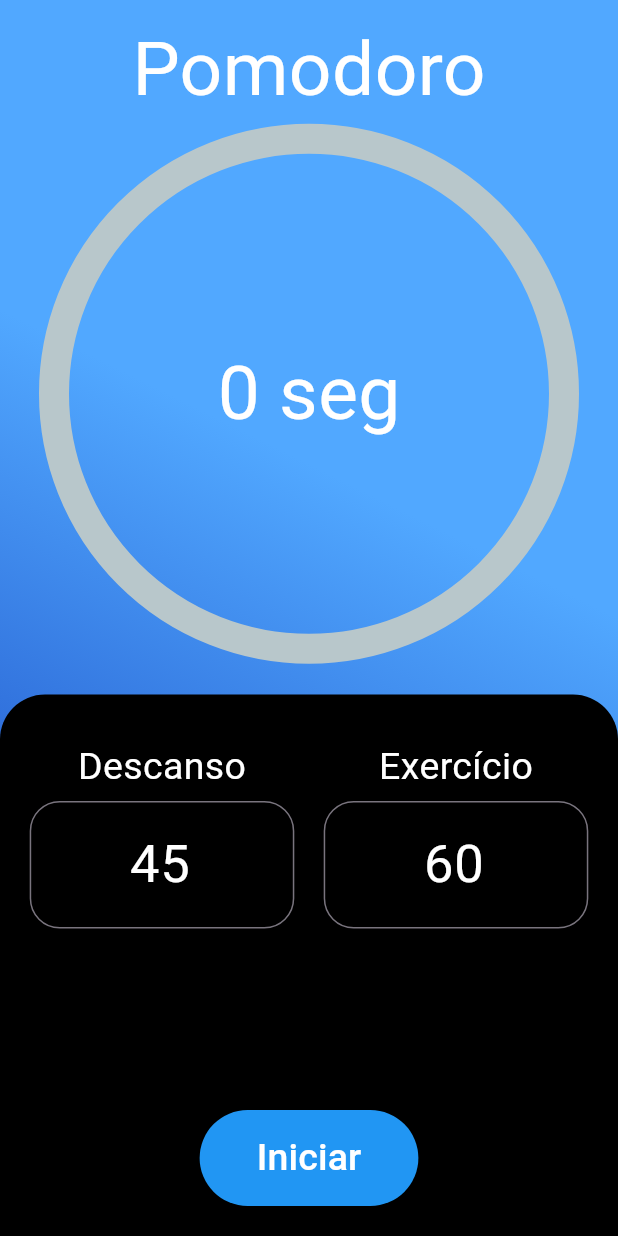
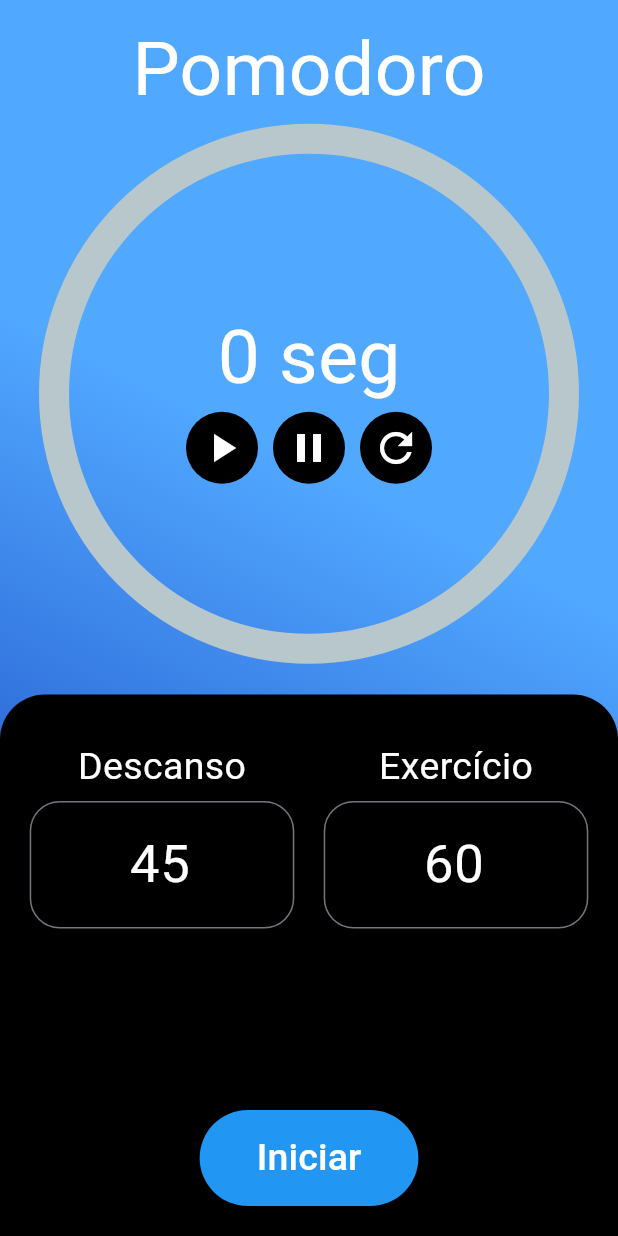
Before and after one commit to EduardTeixeira/flutter_relogio, a Flutter app: the screen it shows after launch, on a phone screen of 412 x 824 dp. Run offline on Flutter 3.47's test engine with Material 3 defaults, Android fonts, the phone set to English and light mode, and no system bars; drawn by our look-alikes of percent_indicator.

Commit message:
icones para play, pause e reset

```diff
--- a/lib/main.dart
+++ b/lib/main.dart
@@ -109,7 +109,70 @@ class CountDownTimerState extends State<CountDownTimer> {
                   circularStrokeCap: CircularStrokeCap.round,
                   radius: 180.0,
                   progressColor: Colors.white,
-                  center: TextInfo(label: "$timeSeconds seg", fontSize: 50.0),
+                  center: Column(
+                    mainAxisAlignment: MainAxisAlignment.center,
+                    children: [
+                      TextInfo(label: "$timeSeconds seg", fontSize: 50.0),
+                      Column(
+                        mainAxisAlignment: MainAxisAlignment.spaceEvenly,
+                        children: <Widget>[
+                          Row(
+                            mainAxisAlignment: MainAxisAlignment.center,
+                            children: <Widget>[
+                              Ink(
+                                decoration: const ShapeDecoration(
+                                  color: Colors.black,
+                                  shape: CircleBorder(),
+                                ),
+                                child: IconButton(
+                                  icon: const Icon(Icons.play_arrow),
+                                  iconSize: 32,
+                                  color: Colors.white,
+                                  tooltip: 'Play timer.',
+                                  onPressed: () {
+                                    print('logica para o play_arrow');
+                                    print("timer: ${timer}");
+                                  },
+                                ),
+                              ),
+                              const SizedBox(width: 10),
+                              Ink(
+                                decoration: const ShapeDecoration(
+                                  color: Colors.black,
+                                  shape: CircleBorder(),
+                                ),
+                                child: IconButton(
+                                  icon: const Icon(Icons.pause),
+                                  iconSize: 32,
+                                  color: Colors.white,
+                                  tooltip: 'Pause timer.',
+                                  onPressed: () {
+                                    print('logica para o pause');
+                                  },
+                                ),
+                              ),
+                              const SizedBox(width: 10),
+                              Ink(
+                                decoration: const ShapeDecoration(
+                                  color: Colors.black,
+                                  shape: CircleBorder(),
+                                ),
+                                child: IconButton(
+                                  icon: const Icon(Icons.refresh),
+                                  iconSize: 32,
+                                  color: Colors.white,
+                                  tooltip: 'Reset timer.',
+                                  onPressed: () {
+                                    print('logica para o refresh');
+                                  },
+                                ),
+                              ),
+                            ],
+                          ),
+                        ],
+                      ),
+                    ],
+                  ),
                 ),
               ),
               SizedBox(height: 20.0),
```
